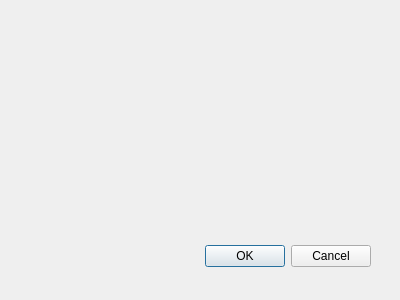
First picture: the form in settingswindow.ui, repository Silobrlst/myTorrentClient, before the edit.
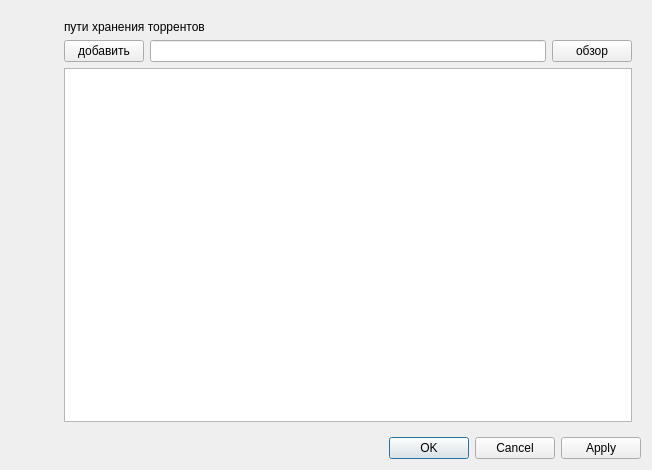
Second picture: the form after the edit.

What changed in the file:
```diff
--- a/settingswindow.ui
+++ b/settingswindow.ui
@@ -8,29 +8,95 @@
    <rect>
     <x>0</x>
     <y>0</y>
-    <width>400</width>
-    <height>300</height>
+    <width>652</width>
+    <height>470</height>
    </rect>
   </property>
   <property name="windowTitle">
    <string>Dialog</string>
   </property>
-  <widget class="QDialogButtonBox" name="buttonBox">
-   <property name="geometry">
-    <rect>
-     <x>30</x>
-     <y>240</y>
-     <width>341</width>
-     <height>32</height>
-    </rect>
-   </property>
-   <property name="orientation">
-    <enum>Qt::Horizontal</enum>
-   </property>
-   <property name="standardButtons">
-    <set>QDialogButtonBox::Cancel|QDialogButtonBox::Ok</set>
-   </property>
-  </widget>
+  <layout class="QHBoxLayout" name="horizontalLayout_2">
+   <item>
+    <layout class="QVBoxLayout" name="verticalLayout">
+     <item>
+      <layout class="QHBoxLayout" name="horizontalLayout">
+       <item>
+        <widget class="QWidget" name="widget" native="true">
+         <layout class="QVBoxLayout" name="verticalLayout_2">
+          <item>
+           <spacer name="verticalSpacer">
+            <property name="orientation">
+             <enum>Qt::Vertical</enum>
+            </property>
+            <property name="sizeHint" stdset="0">
+             <size>
+              <width>20</width>
+              <height>40</height>
+             </size>
+            </property>
+           </spacer>
+          </item>
+         </layout>
+        </widget>
+       </item>
+       <item>
+        <widget class="QStackedWidget" name="stackedWidget">
+         <property name="currentIndex">
+          <number>1</number>
+         </property>
+         <widget class="QWidget" name="page"/>
+         <widget class="QWidget" name="page_2">
+          <layout class="QVBoxLayout" name="verticalLayout_3">
+           <item>
+            <widget class="QLabel" name="label">
+             <property name="text">
+              <string>пути хранения торрентов</string>
+             </property>
+            </widget>
+           </item>
+           <item>
+            <layout class="QHBoxLayout" name="horizontalLayout_3">
+             <item>
+              <widget class="QPushButton" name="addPathButton">
+               <property name="text">
+                <string>добавить</string>
+               </property>
+              </widget>
+             </item>
+             <item>
+              <widget class="QLineEdit" name="pathLineEdit"/>
+             </item>
+             <item>
+              <widget class="QPushButton" name="viewDirectoriesButton">
+               <property name="text">
+                <string>обзор</string>
+               </property>
+              </widget>
+             </item>
+            </layout>
+           </item>
+           <item>
+            <widget class="QListWidget" name="pathsList"/>
+           </item>
+          </layout>
+         </widget>
+        </widget>
+       </item>
+      </layout>
+     </item>
+     <item>
+      <widget class="QDialogButtonBox" name="buttonBox">
+       <property name="orientation">
+        <enum>Qt::Horizontal</enum>
+       </property>
+       <property name="standardButtons">
+        <set>QDialogButtonBox::Apply|QDialogButtonBox::Cancel|QDialogButtonBox::Ok</set>
+       </property>
+      </widget>
+     </item>
+    </layout>
+   </item>
+  </layout>
  </widget>
  <pixmapfunction/>
  <resources/>
```
Left out of the diff: 15 changed lines with no effect on the pictures.
